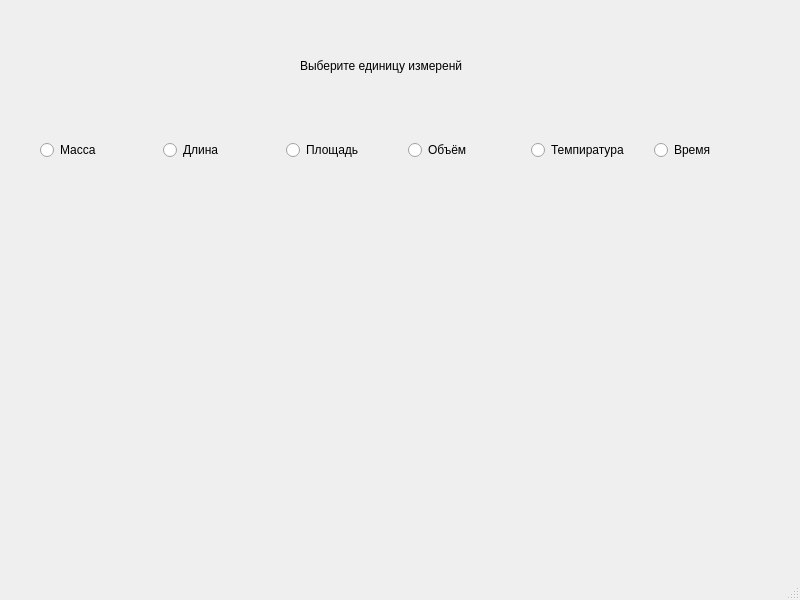
First picture: the form in int.ui, repository Nezyz/Project, before the edit.
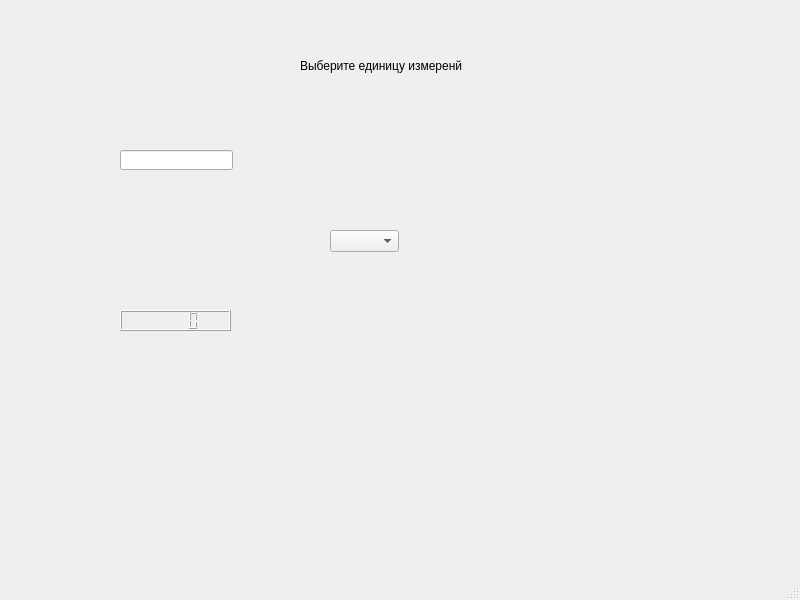
Second picture: the form after the edit.

Commit message: Изменения

```diff
--- a/int.ui
+++ b/int.ui
@@ -27,59 +27,41 @@
      <string>Выберите единицу измеренй</string>
     </property>
    </widget>
-   <widget class="QWidget" name="horizontalLayoutWidget">
+   <widget class="QLineEdit" name="lineEdit">
     <property name="geometry">
      <rect>
-      <x>40</x>
-      <y>100</y>
-      <width>731</width>
-      <height>101</height>
+      <x>120</x>
+      <y>150</y>
+      <width>113</width>
+      <height>20</height>
      </rect>
     </property>
-    <layout class="QHBoxLayout" name="horizontalLayout">
-     <item>
-      <widget class="QRadioButton" name="radioButton_3">
-       <property name="text">
-        <string>Масса</string>
-       </property>
-      </widget>
-     </item>
-     <item>
-      <widget class="QRadioButton" name="radioButton_5">
-       <property name="text">
-        <string>Длина</string>
-       </property>
-      </widget>
-     </item>
-     <item>
-      <widget class="QRadioButton" name="radioButton">
-       <property name="text">
-        <string>Площадь</string>
-       </property>
-      </widget>
-     </item>
-     <item>
-      <widget class="QRadioButton" name="radioButton_4">
-       <property name="text">
-        <string>Объём</string>
-       </property>
-      </widget>
-     </item>
-     <item>
-      <widget class="QRadioButton" name="radioButton_2">
-       <property name="text">
-        <string>Темпиратура</string>
-       </property>
-      </widget>
-     </item>
-     <item>
-      <widget class="QRadioButton" name="radioButton_6">
-       <property name="text">
-        <string>Время</string>
-       </property>
-      </widget>
-     </item>
-    </layout>
+    <property name="tabletTracking">
+     <bool>false</bool>
+    </property>
+    <property name="text">
+     <string/>
+    </property>
+   </widget>
+   <widget class="QLCDNumber" name="lcdNumber">
+    <property name="geometry">
+     <rect>
+      <x>120</x>
+      <y>310</y>
+      <width>111</width>
+      <height>21</height>
+     </rect>
+    </property>
+   </widget>
+   <widget class="QComboBox" name="comboBox">
+    <property name="geometry">
+     <rect>
+      <x>330</x>
+      <y>230</y>
+      <width>69</width>
+      <height>22</height>
+     </rect>
+    </property>
    </widget>
   </widget>
   <widget class="QMenuBar" name="menubar">
```
The commit also changes 1 other file.
